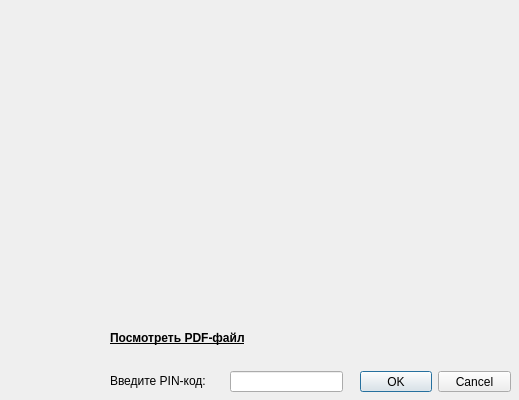
Before: the Qt Designer form signingwindow.ui in xaionaro/tasks, drawn with Qt 5.
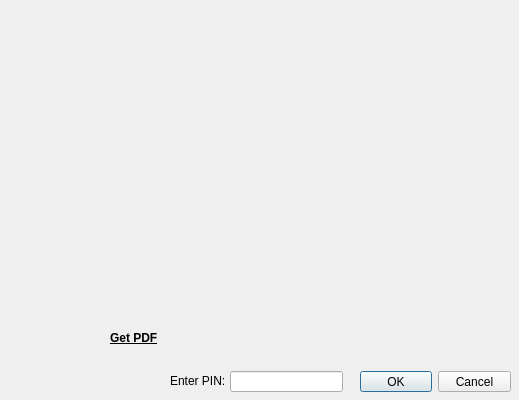
After: the same form once the commit is applied.

```diff
--- a/signingwindow.ui
+++ b/signingwindow.ui
@@ -32,14 +32,14 @@
   <widget class="QLabel" name="label">
    <property name="geometry">
     <rect>
-     <x>110</x>
+     <x>170</x>
      <y>370</y>
-     <width>121</width>
+     <width>61</width>
      <height>21</height>
     </rect>
    </property>
    <property name="text">
-    <string>Введите PIN-код:</string>
+    <string>Enter PIN:</string>
    </property>
   </widget>
   <widget class="QLineEdit" name="lineEdit">
@@ -72,7 +72,7 @@
     <cursorShape>PointingHandCursor</cursorShape>
    </property>
    <property name="text">
-    <string>Посмотреть PDF-файл</string>
+    <string>Get PDF</string>
    </property>
   </widget>
  </widget>
```
